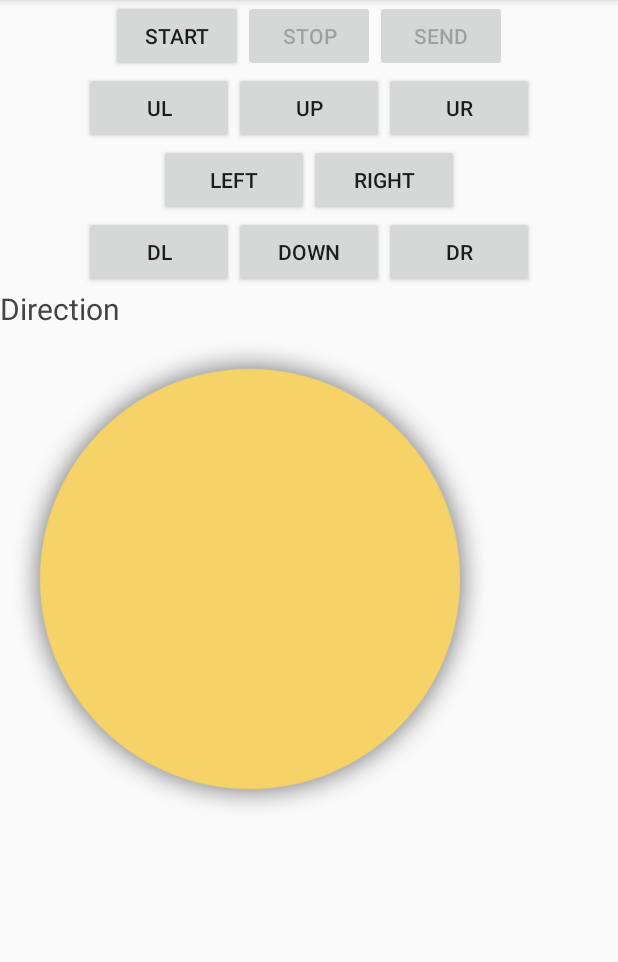
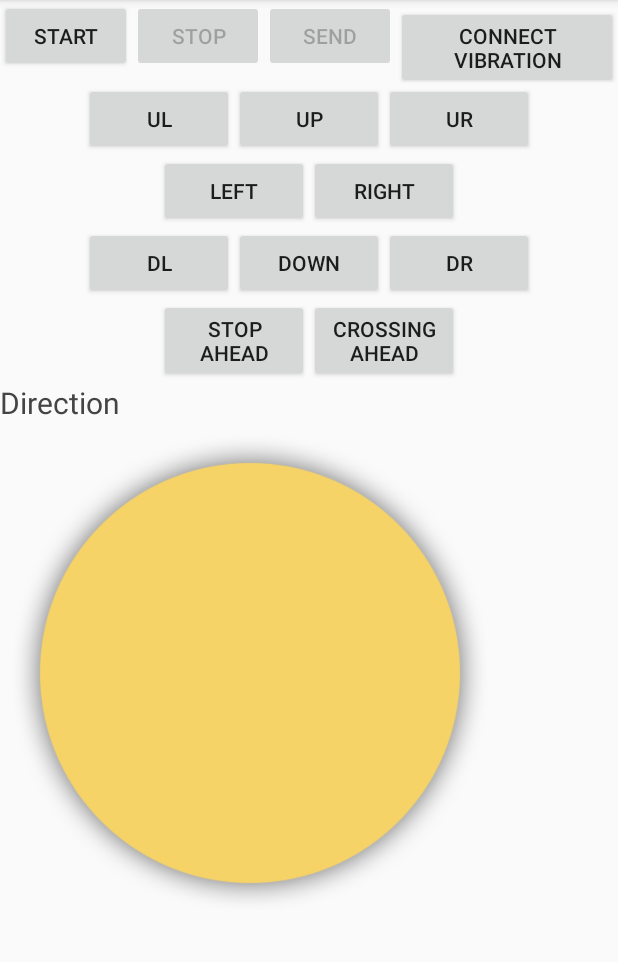
Before and after one commit to olpitkin/KukaBT, an Android app: the screen it shows after launch (MainActivity), on a phone screen of 412 x 824 dp, the part 84-1046 px from its top. Run offline under Robolectric (Android 15) with nearby library versions, the phone set to English and light mode, and no system bars; our stand-ins replace ButterKnife.

Commit message:
vibration network added

```diff
--- a/app/src/main/AndroidManifest.xml
+++ b/app/src/main/AndroidManifest.xml
@@ -2,7 +2,10 @@
 <manifest xmlns:android="http://schemas.android.com/apk/res/android"
     package="kuka.kuka_bluetooth">
 
-    <uses-permission android:name="android.permission.BLUETOOTH" />
+    <uses-permission android:name="android.permission.BLUETOOTH"/>
+    <uses-permission android:name="android.permission.INTERNET" />
+    <uses-permission android:name="android.permission.ACCESS_NETWORK_STATE" />
+    <uses-permission android:name="android.permission.ACCESS_WIFI_STATE" />
     <uses-permission android:name="android.permission.BLUETOOTH_ADMIN" />
 
     <application
--- a/app/src/main/res/layout/activity_main.xml
+++ b/app/src/main/res/layout/activity_main.xml
@@ -39,6 +39,14 @@
             android:onClick="onSendClick"
             android:text="SEND"
             android:textAllCaps="true" />
+
+        <Button
+            style="?android:attr/buttonStyleSmall"
+            android:layout_width="wrap_content"
+            android:layout_height="wrap_content"
+            android:text="Connect Vibration"
+            android:onClick="onVibrConClick"
+            android:id="@+id/vibrConnection" />
     </LinearLayout>
 
         <LinearLayout
@@ -117,6 +125,29 @@
 
     </LinearLayout>
 
+    <LinearLayout
+        android:layout_width="wrap_content"
+        android:layout_height="wrap_content"
+        android:layout_gravity="center_horizontal"
+        android:orientation="horizontal">
+
+        <Button
+            style="?android:attr/buttonStyleSmall"
+            android:layout_width="100dp"
+            android:layout_height="wrap_content"
+            android:text="Stop ahead"
+            android:onClick="onStopping"
+            android:id="@+id/stopBtn" />
+
+        <Button
+            android:layout_width="100dp"
+            android:layout_height="wrap_content"
+            android:text="Crossing ahead"
+            android:onClick="onCrossing"
+            android:id="@+id/crossBtn" />
+
+    </LinearLayout>
+
     <TextView
         android:id="@+id/textView5"
         android:layout_width="wrap_content"
```
Also changed, not shown: app/build.gradle (+4 -3 lines), app/src/main/java/kuka/kuka_bluetooth/MainActivity.java (+24 -1 lines), app/src/main/java/kuka/kuka_bluetooth/TactileFeedbackPlayer.java (added, +180 -0 lines).
